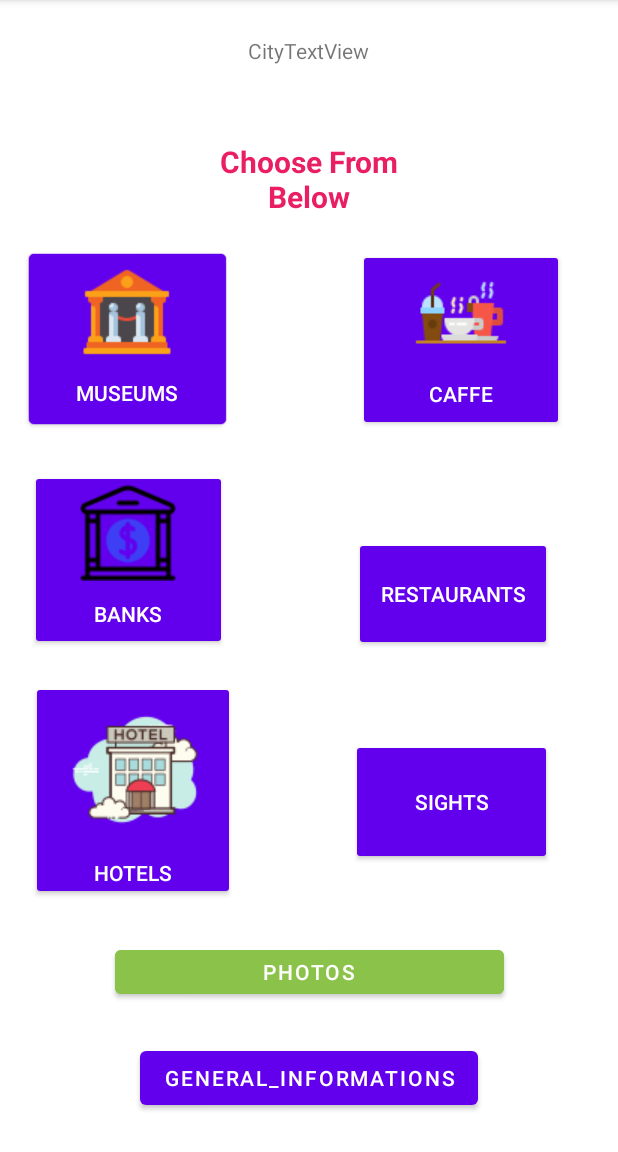
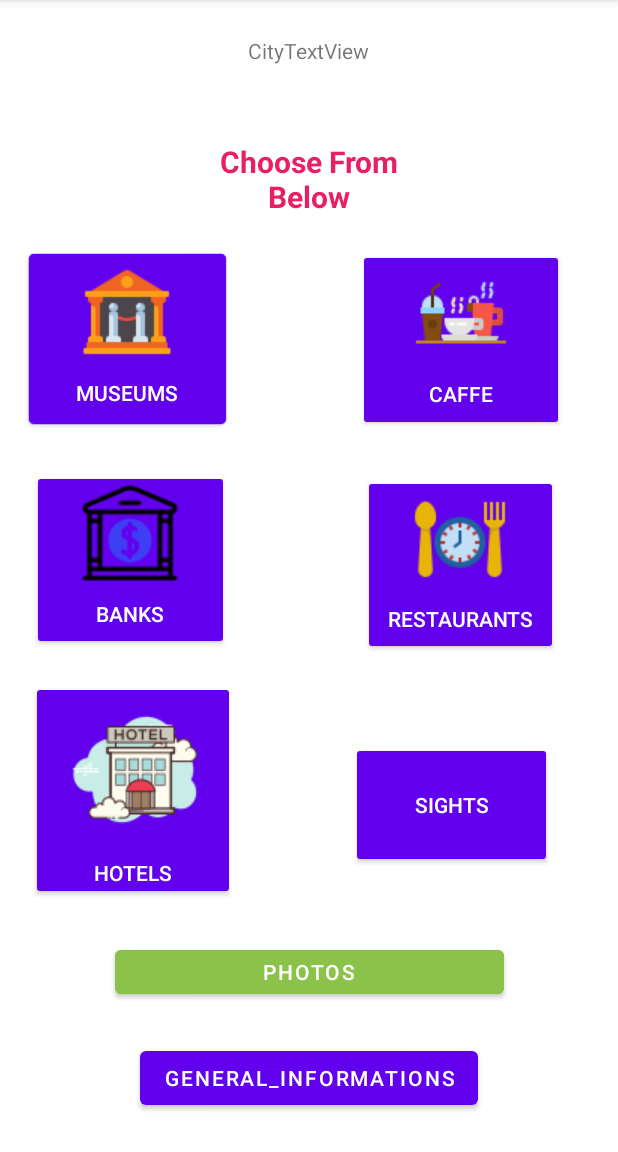
Before and after one commit to cpalazis/TRAVELLER, an Android app: the Information screen opened directly, with no data from a screen before it, on a phone screen of 412 x 824 dp, the part 84-1236 px from its top. Run offline under Robolectric (Android 15) with nearby library versions, the phone set to English and light mode, and no system bars; network calls fail.

Commit message:
Clickable Button Restaurants

```diff
--- a/app/src/main/res/layout/activity_information.xml
+++ b/app/src/main/res/layout/activity_information.xml
@@ -106,14 +106,15 @@
     <Button
         android:id="@+id/button6"
         style="@style/Widget.AppCompat.Button"
-        android:layout_width="132dp"
-        android:layout_height="76dp"
-        android:layout_marginEnd="44dp"
+        android:layout_width="130dp"
+        android:layout_height="120dp"
+        android:layout_marginEnd="40dp"
+        android:drawableTop="@drawable/restaurants"
         android:text="Restaurants"
         app:layout_constraintBottom_toBottomOf="parent"
         app:layout_constraintEnd_toEndOf="parent"
         app:layout_constraintTop_toBottomOf="@+id/button4"
-        app:layout_constraintVertical_bias="0.174" />
+        app:layout_constraintVertical_bias="0.081" />
 
     <Button
         android:id="@+id/button7"
```
Also changed, not shown: app/src/main/res/drawable/restaurants.png (added).
